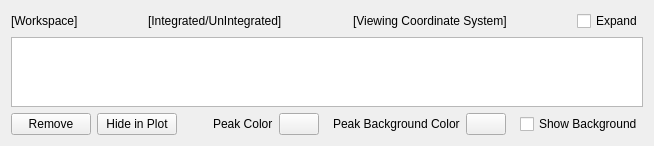
Before: the Qt Designer form Code/Mantid/MantidQt/SliceViewer/inc/MantidQtSliceViewer/PeaksWorkspaceWidget.ui in mantidproject/mantid, drawn with Qt 5.
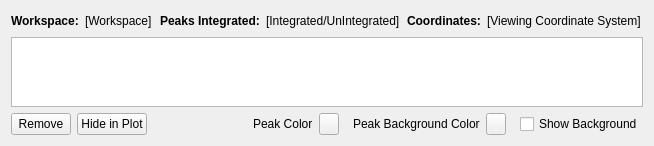
After: the same form once the commit is applied.

Commit message: refs #6271. Develop mini peaks table.

Patch:
```diff
--- a/Code/Mantid/MantidQt/SliceViewer/inc/MantidQtSliceViewer/PeaksWorkspaceWidget.ui
+++ b/Code/Mantid/MantidQt/SliceViewer/inc/MantidQtSliceViewer/PeaksWorkspaceWidget.ui
@@ -19,15 +19,28 @@
   <property name="maximumSize">
    <size>
     <width>16777215</width>
-    <height>300</height>
+    <height>16777215</height>
    </size>
   </property>
   <property name="windowTitle">
    <string>Form</string>
   </property>
-  <layout class="QVBoxLayout" name="verticalLayout_2" stretch="1,0,1">
+  <layout class="QVBoxLayout" name="verticalLayout_2" stretch="0,1,0">
    <item>
     <layout class="QHBoxLayout" name="infoLayout">
+     <item>
+      <widget class="QLabel" name="lblWSName">
+       <property name="font">
+        <font>
+         <weight>75</weight>
+         <bold>true</bold>
+        </font>
+       </property>
+       <property name="text">
+        <string>Workspace:</string>
+       </property>
+      </widget>
+     </item>
      <item>
       <widget class="QLabel" name="lblWorkspaceName">
        <property name="text">
@@ -48,6 +61,19 @@
        </property>
       </spacer>
      </item>
+     <item>
+      <widget class="QLabel" name="lblPeaksIntegrated">
+       <property name="font">
+        <font>
+         <weight>75</weight>
+         <bold>true</bold>
+        </font>
+       </property>
+       <property name="text">
+        <string>Peaks Integrated:</string>
+       </property>
+      </widget>
+     </item>
      <item>
       <widget class="QLabel" name="lblWorkspaceState">
        <property name="text">
@@ -68,6 +94,19 @@
        </property>
       </spacer>
      </item>
+     <item>
+      <widget class="QLabel" name="lblCoordinates">
+       <property name="font">
+        <font>
+         <weight>75</weight>
+         <bold>true</bold>
+        </font>
+       </property>
+       <property name="text">
+        <string>Coordinates:</string>
+       </property>
+      </widget>
+     </item>
      <item>
       <widget class="QLabel" name="lblWorkspaceCoordinates">
        <property name="text">
@@ -88,16 +127,6 @@
        </property>
       </spacer>
      </item>
-     <item>
-      <widget class="QCheckBox" name="ckExpand">
-       <property name="text">
-        <string>Expand</string>
-       </property>
-       <property name="checked">
-        <bool>false</bool>
-       </property>
-      </widget>
-     </item>
     </layout>
    </item>
    <item>
@@ -115,6 +144,24 @@
     <layout class="QHBoxLayout" name="controlsLayout">
      <item>
       <widget class="QPushButton" name="btnRemove">
+       <property name="sizePolicy">
+        <sizepolicy hsizetype="Fixed" vsizetype="Fixed">
+         <horstretch>0</horstretch>
+         <verstretch>0</verstretch>
+        </sizepolicy>
+       </property>
+       <property name="minimumSize">
+        <size>
+         <width>60</width>
+         <height>0</height>
+        </size>
+       </property>
+       <property name="maximumSize">
+        <size>
+         <width>60</width>
+         <height>16777215</height>
+        </size>
+       </property>
        <property name="text">
         <string>Remove</string>
        </property>
@@ -122,6 +169,18 @@
      </item>
      <item>
       <widget class="QPushButton" name="btnHide">
+       <property name="sizePolicy">
+        <sizepolicy hsizetype="Fixed" vsizetype="Fixed">
+         <horstretch>0</horstretch>
+         <verstretch>0</verstretch>
+        </sizepolicy>
+       </property>
+       <property name="maximumSize">
+        <size>
+         <width>70</width>
+         <height>16777215</height>
+        </size>
+       </property>
        <property name="text">
         <string>Hide in Plot</string>
        </property>
@@ -152,6 +211,24 @@
      </item>
      <item>
       <widget class="QPushButton" name="btnPeakColor">
+       <property name="sizePolicy">
+        <sizepolicy hsizetype="Fixed" vsizetype="Fixed">
+         <horstretch>0</horstretch>
+         <verstretch>0</verstretch>
+        </sizepolicy>
+       </property>
+       <property name="minimumSize">
+        <size>
+         <width>20</width>
+         <height>0</height>
+        </size>
+       </property>
+       <property name="maximumSize">
+        <size>
+         <width>20</width>
+         <height>16777215</height>
+        </size>
+       </property>
        <property name="text">
         <string/>
        </property>
@@ -188,6 +265,18 @@
      </item>
      <item>
       <widget class="QPushButton" name="btnBackgroundColor">
+       <property name="sizePolicy">
+        <sizepolicy hsizetype="Fixed" vsizetype="Fixed">
+         <horstretch>0</horstretch>
+         <verstretch>0</verstretch>
+        </sizepolicy>
+       </property>
+       <property name="maximumSize">
+        <size>
+         <width>20</width>
+         <height>16777215</height>
+        </size>
+       </property>
        <property name="text">
         <string/>
        </property>
```
Left out of the diff: 15 changed lines with no effect on the pictures. The commit also changes 5 other files.
